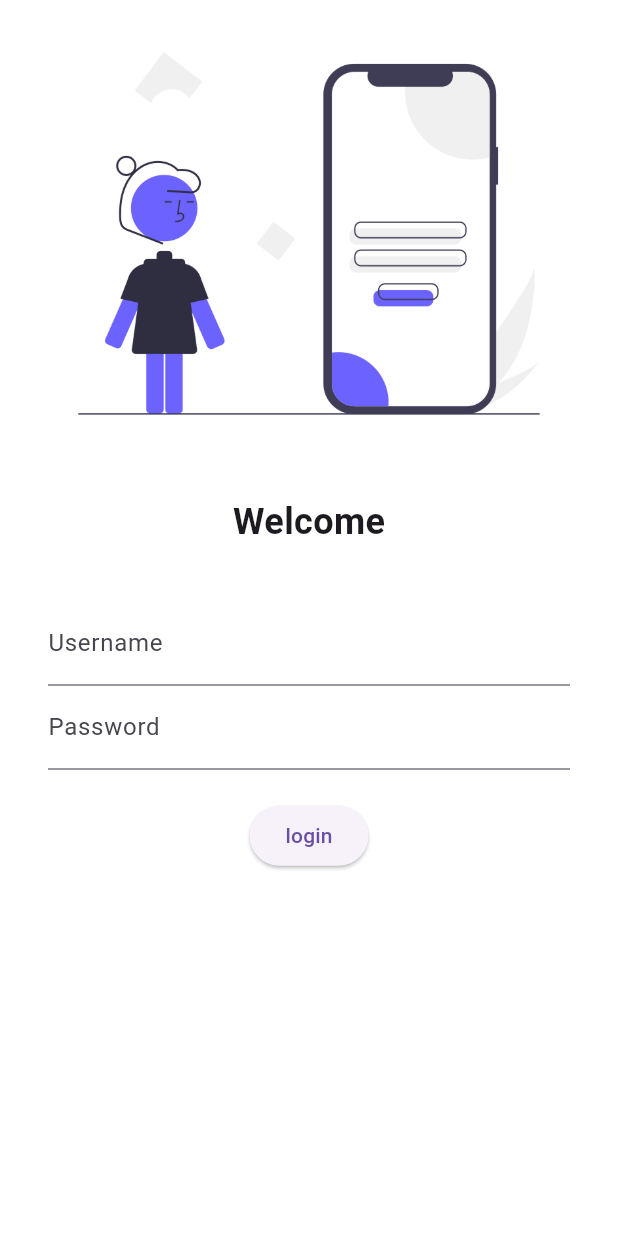
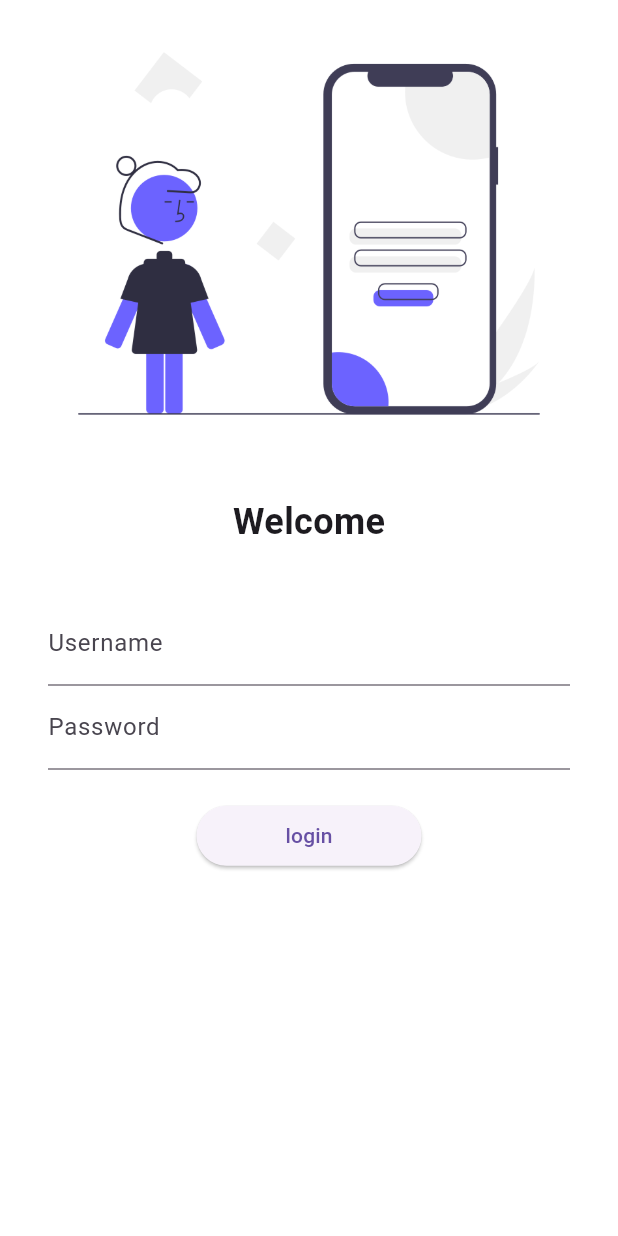
Before and after one commit to bhawnadiya15/flutter, a Flutter app: the screen it shows after launch, on a phone screen of 412 x 824 dp. Run offline on Flutter 3.47's test engine with Material 3 defaults, Android fonts, the phone set to English and light mode, and no system bars.

Commit message:
Day4 completed

```diff
--- a/lib/PAGES/login_page.dart
+++ b/lib/PAGES/login_page.dart
@@ -1,6 +1,7 @@
 import "package:flutter/cupertino.dart";
 import "package:flutter/material.dart";
 import "package:flutter/widgets.dart";
+import "package:onflutter/utils/routes.dart";
 
 // class LoginPage extends StatelessWidget {
 //   Widget build(BuildContext context) {
@@ -22,6 +23,7 @@
   Widget build(BuildContext context) {
     return Material(
       color: Colors.white,
+      child:SingleChildScrollView(
       child: Column(
         children: [
           Image.asset(
@@ -60,13 +62,14 @@
                 SizedBox(
                   height: 20.0,
                 ),
-                ElevatedButton(onPressed: () {print("hi bhawna");}, child: Text("login"),
-                style:TextButton.styleFrom(),)
+                ElevatedButton(onPressed: () {Navigator.pushNamed(context, MyRoutes.HomeRoute);}, child: Text("login"),
+                style:TextButton.styleFrom(minimumSize: Size(150, 40)),)
               ],
             ),
           ),
         ],
       ),
+      ),
     );
   }
 }
--- a/lib/main.dart
+++ b/lib/main.dart
@@ -1,7 +1,7 @@
 import 'package:flutter/material.dart';
 import 'package:onflutter/PAGES/home_page.dart';
 import 'package:onflutter/PAGES/login_page.dart';
-
+import 'package:onflutter/utils/routes.dart';
 void main() {
   runApp( MyApp());
 }
@@ -24,7 +24,9 @@
       //initialRoute: "/HomePage",
       routes: {
         "/":(context) => LoginPage(),
-        "/login":(context) => LoginPage()
+        MyRoutes.HomeRoute:(context) => HomePage(),
+        MyRoutes.LoginRoute:(context) => LoginPage(),
+
       },
     );
   }
--- /dev/null
+++ b/lib/utils/routes.dart
@@ -0,0 +1,4 @@
+class MyRoutes{
+  static String LoginRoute = "/Login";
+static String HomeRoute = "/Home";
+}
```
